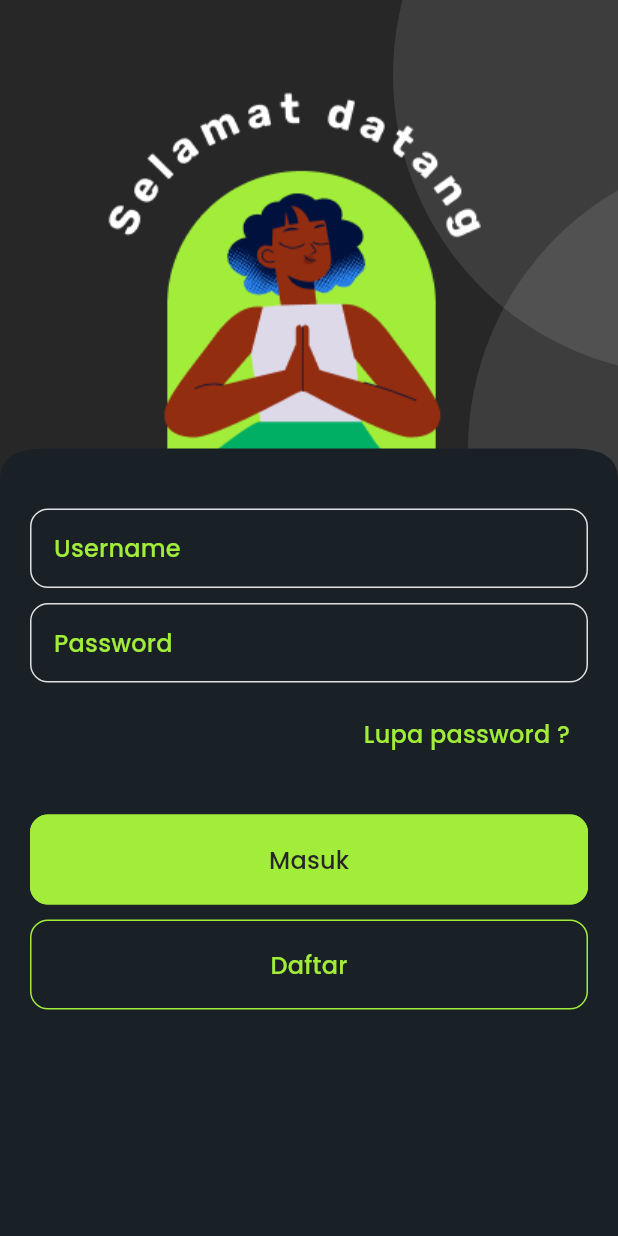
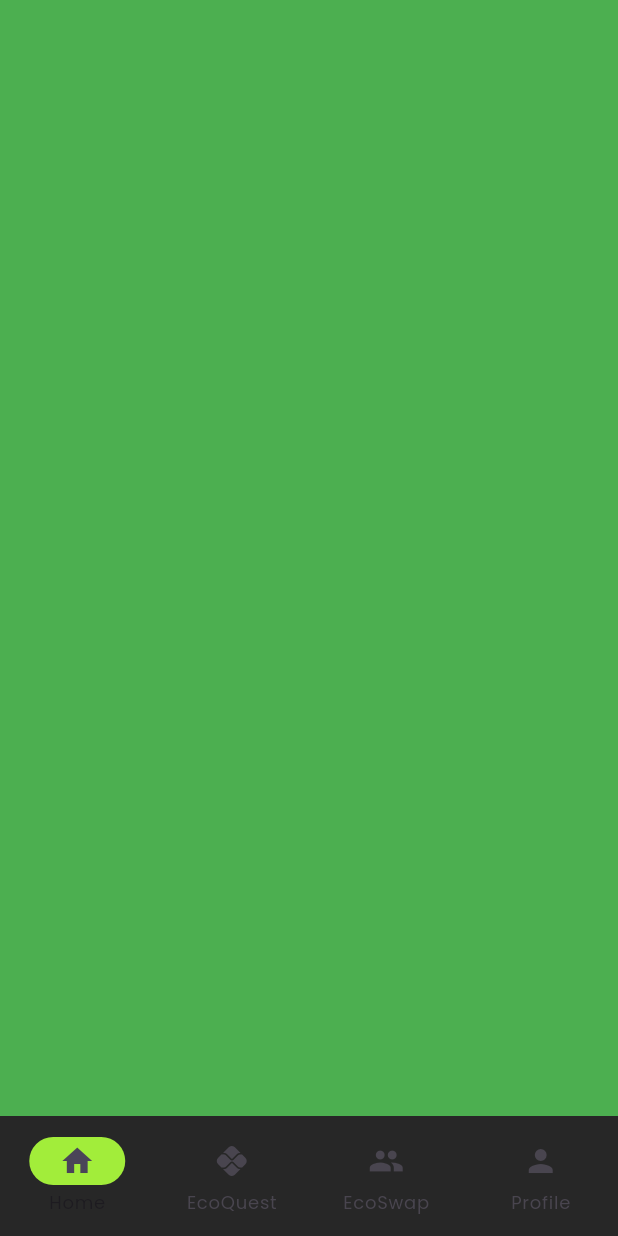
Before and after one commit to alzahfariski/enviroplus, a Flutter app: the AuthenticationView screen opened directly, after a tap on "Masuk", on a phone screen of 412 x 824 dp. Run offline on Flutter 3.47's test engine with Material 3 defaults, Android fonts, the phone set to English and light mode, and no system bars; our stand-ins replace get, get_storage, logger, smooth_page_indicator; accounts and stored records are empty; project files that could hold a hidden picture were left out.

Commit message:
new page: add home page

```diff
--- a/lib/app.dart
+++ b/lib/app.dart
@@ -1,6 +1,6 @@
 import 'package:enviroplus/app/modules/authentication/views/onboarding_view.dart';
 import 'package:flutter/material.dart';
-import 'package:get/get_navigation/src/root/get_material_app.dart';
+import 'package:get/get.dart';
 import 'package:enviroplus/utils/constants/text_strings.dart';
 import 'package:enviroplus/utils/theme/theme.dart';
 
@@ -16,6 +16,8 @@ class App extends StatelessWidget {
       darkTheme: TAppTheme.darkTheme,
       debugShowCheckedModeBanner: false,
       // initialBinding: GeneralBindings(),
+      defaultTransition: Transition.rightToLeftWithFade,
+      transitionDuration: const Duration(milliseconds: 300),
       home: const OnBoardingView(),
     );
   }
--- a/lib/app/modules/authentication/views/authentication_view.dart
+++ b/lib/app/modules/authentication/views/authentication_view.dart
@@ -1,17 +1,22 @@
 import 'package:enviroplus/app/data/common/custom_shape/header_container.dart';
 import 'package:enviroplus/app/data/common/appbar/appbar.dart';
-import 'package:enviroplus/utils/constants/colors.dart';
+import 'package:enviroplus/app/modules/authentication/controllers/authentication_controller.dart';
+import 'package:enviroplus/app/modules/authentication/views/widgets/authentication_widget/login_form_widget.dart';
+import 'package:enviroplus/app/modules/authentication/views/widgets/authentication_widget/register_form_widget.dart';
 import 'package:enviroplus/utils/constants/image_strings.dart';
 import 'package:flutter/material.dart';
+import 'package:get/get.dart';
 
-class AuthenticationView extends StatelessWidget {
-  const AuthenticationView({super.key});
+class AuthenticationView extends GetView<AuthenticationController> {
+  AuthenticationView({super.key});
 
+  final logController = Get.put(AuthenticationController());
   @override
   Widget build(BuildContext context) {
     return Scaffold(
       body: SingleChildScrollView(
-        child: Column(
+        child: Obx(
+          () => Column(
             children: [
               TPrimaryHeaderContainer(
                 child: Column(
@@ -21,96 +26,22 @@ class AuthenticationView extends StatelessWidget {
                       title: Container(),
                       action: Container(),
                     ),
-                  const Padding(
-                    padding: EdgeInsets.only(bottom: 10),
+                    Padding(
+                      padding: const EdgeInsets.only(bottom: 10),
                       child: Image(
-                      image: AssetImage(TImages.loginImage),
+                        image: AssetImage(logController.isLogin.value == true
+                            ? TImages.loginImage
+                            : TImages.registerImage),
                       ),
                     ),
                   ],
                 ),
               ),
-            Padding(
-              padding: const EdgeInsets.all(20),
-              child: Column(
-                crossAxisAlignment: CrossAxisAlignment.end,
-                children: [
-                  TextField(
-                    decoration: InputDecoration(
-                      label: Text(
-                        'Username',
-                        style:
-                            Theme.of(context).textTheme.titleMedium!.copyWith(
-                                  color: TColors.primary,
-                                ),
-                      ),
-                    ),
-                  ),
-                  const SizedBox(
-                    height: 10,
-                  ),
-                  TextField(
-                    decoration: InputDecoration(
-                      label: Text(
-                        'Password',
-                        style:
-                            Theme.of(context).textTheme.titleMedium!.copyWith(
-                                  color: TColors.primary,
-                                ),
-                      ),
-                    ),
-                  ),
-                  const SizedBox(
-                    height: 10,
-                  ),
-                  TextButton(
-                    onPressed: () {},
-                    child: Text(
-                      'Lupa password ?',
-                      style: Theme.of(context).textTheme.titleMedium!.copyWith(
-                            color: TColors.primary,
-                          ),
-                    ),
-                  ),
-                  const SizedBox(
-                    height: 30,
-                  ),
-                  SizedBox(
-                    width: double.infinity,
-                    child: ElevatedButton(
-                      onPressed: () {},
-                      child: Text(
-                        'Masuk',
-                        style:
-                            Theme.of(context).textTheme.titleMedium!.copyWith(
-                                  color: TColors.dark,
-                                ),
-                      ),
-                    ),
-                  ),
-                  const SizedBox(
-                    height: 10,
-                  ),
-                  SizedBox(
-                    width: double.infinity,
-                    child: ElevatedButton(
-                      style: ElevatedButton.styleFrom(
-                        backgroundColor: Colors.transparent,
-                      ),
-                      onPressed: () {},
-                      child: Text(
-                        'Daftar',
-                        style:
-                            Theme.of(context).textTheme.titleMedium!.copyWith(
-                                  color: TColors.primary,
-                                ),
-                      ),
-                    ),
-                  ),
+              logController.isLogin.value == true
+                  ? LoginFormWidget()
+                  : RegisterFormWidget(),
             ],
           ),
-            ),
-          ],
         ),
       ),
     );
--- /dev/null
+++ b/lib/app/modules/authentication/views/widgets/authentication_widget/login_form_widget.dart
@@ -0,0 +1,124 @@
+import 'package:enviroplus/app/modules/authentication/controllers/authentication_controller.dart';
+import 'package:enviroplus/navigation_menu.dart';
+import 'package:enviroplus/utils/constants/colors.dart';
+import 'package:flutter/material.dart';
+import 'package:get/get.dart';
+
+class LoginFormWidget extends StatelessWidget {
+  LoginFormWidget({
+    super.key,
+  });
+  final AuthenticationController authController = Get.find();
+
+  @override
+  Widget build(BuildContext context) {
+    return Padding(
+      padding: const EdgeInsets.all(20),
+      child: Column(
+        crossAxisAlignment: CrossAxisAlignment.end,
+        children: [
+          TextField(
+            decoration: InputDecoration(
+              focusedBorder: OutlineInputBorder(
+                borderRadius: BorderRadius.circular(10),
+                borderSide: const BorderSide(
+                  width: 1,
+                  color: TColors.primary,
+                ),
+              ),
+              enabledBorder: OutlineInputBorder(
+                borderRadius: BorderRadius.circular(10),
+                borderSide: const BorderSide(
+                  width: 1,
+                  color: TColors.primary,
+                ),
+              ),
+              label: Text(
+                'Username',
+                style: Theme.of(context).textTheme.bodyLarge!.copyWith(
+                      color: TColors.white,
+                    ),
+              ),
+            ),
+          ),
+          const SizedBox(
+            height: 10,
+          ),
+          TextField(
+            decoration: InputDecoration(
+              focusedBorder: OutlineInputBorder(
+                borderRadius: BorderRadius.circular(10),
+                borderSide: const BorderSide(
+                  width: 1,
+                  color: TColors.primary,
+                ),
+              ),
+              enabledBorder: OutlineInputBorder(
+                borderRadius: BorderRadius.circular(10),
+                borderSide: const BorderSide(
+                  width: 1,
+                  color: TColors.primary,
+                ),
+              ),
+              label: Text(
+                'Password',
+                style: Theme.of(context).textTheme.bodyLarge!.copyWith(
+                      color: TColors.white,
+                    ),
+              ),
+            ),
+          ),
+          const SizedBox(
+            height: 10,
+          ),
+          TextButton(
+            onPressed: () {},
+            child: Text(
+              'Lupa password ?',
+              style: Theme.of(context).textTheme.titleMedium!.copyWith(
+                    color: TColors.white,
+                  ),
+            ),
+          ),
+          const SizedBox(
+            height: 30,
+          ),
+          SizedBox(
+            width: double.infinity,
+            child: ElevatedButton(
+              onPressed: () {
+                Get.to(() => const NavigationMenu());
+              },
+              child: Text(
+                'Masuk',
+                style: Theme.of(context).textTheme.titleMedium!.copyWith(
+                      color: TColors.dark,
+                    ),
+              ),
+            ),
+          ),
+          const SizedBox(
+            height: 10,
+          ),
+          SizedBox(
+            width: double.infinity,
+            child: ElevatedButton(
+              style: ElevatedButton.styleFrom(
+                backgroundColor: Colors.transparent,
+              ),
+              onPressed: () {
+                authController.register();
+              },
+              child: Text(
+                'Daftar',
+                style: Theme.of(context).textTheme.titleMedium!.copyWith(
+                      color: TColors.primary,
+                    ),
+              ),
+            ),
+          ),
+        ],
+      ),
+    );
+  }
+}
--- a/lib/app/modules/authentication/views/widgets/onboarding_next_button.dart
+++ b/lib/app/modules/authentication/views/widgets/onboarding_widget/onboarding_next_button.dart
@@ -20,7 +20,7 @@ class OnBoardingNextButton extends StatelessWidget {
         final controller = Get.find<OnBoardingController>();
         return ElevatedButton(
           onPressed: () => controller.isLastPage.value
-              ? Get.off(const AuthenticationView())
+              ? Get.off(AuthenticationView())
               : controller.nextPage(),
           style: ElevatedButton.styleFrom(
             shape: const CircleBorder(side: BorderSide.none),
--- /dev/null
+++ b/lib/navigation_menu.dart
@@ -0,0 +1,52 @@
+import 'package:enviroplus/utils/constants/colors.dart';
+import 'package:flutter/material.dart';
+import 'package:get/get.dart';
+
+class NavigationMenu extends StatelessWidget {
+  const NavigationMenu({super.key});
+
+  @override
+  Widget build(BuildContext context) {
+    final controller = Get.put(NavigationController());
+
+    return Scaffold(
+      bottomNavigationBar: Obx(
+        () => NavigationBar(
+          height: 80,
+          elevation: 0,
+          selectedIndex: controller.selectedIndex.value,
+          backgroundColor: TColors.dark,
+          indicatorColor: TColors.primary,
+          onDestinationSelected: (value) =>
+              controller.selectedIndex.value = value,
+          destinations: const [
+            NavigationDestination(icon: Icon(Icons.home), label: 'Home'),
+            NavigationDestination(
+                icon: Icon(Icons.pix_outlined), label: 'EcoQuest'),
+            NavigationDestination(icon: Icon(Icons.group), label: 'EcoSwap'),
+            NavigationDestination(icon: Icon(Icons.person), label: 'Profile'),
+          ],
+        ),
+      ),
+      body: Obx(() => controller.screens[controller.selectedIndex.value]),
+    );
+  }
+}
+
+class NavigationController extends GetxController {
+  final RxInt selectedIndex = 0.obs;
+  final screens = [
+    Container(
+      color: Colors.green,
+    ),
+    Container(
+      color: Colors.purple,
+    ),
+    Container(
+      color: Colors.orange,
+    ),
+    Container(
+      color: Colors.blue,
+    ),
+  ];
+}
--- a/lib/utils/constants/image_strings.dart
+++ b/lib/utils/constants/image_strings.dart
@@ -69,6 +69,10 @@ class TImages {
   // -- Authentication
   static const String loginImage =
       "assets/images/authentication_image/login.png";
+  static const String registerImage =
+      "assets/images/authentication_image/register.png";
+  static const String verifyImage =
+      "assets/images/authentication_image/verify.png";
 
   // -- Products
   static const String productImage1 = "assets/images/products/nike-shoes.png";
```
Also changed, not shown: lib/app/modules/authentication/controllers/authentication_controller.dart (added, +11 -0 lines), lib/app/modules/authentication/views/onboarding_view.dart (+4 -4 lines), lib/app/modules/authentication/views/verify_email_view.dart (added, +77 -0 lines), lib/app/modules/authentication/views/widgets/authentication_widget/register_form_widget.dart (added, +139 -0 lines), assets/images/authentication_image/register.png (added), assets/images/authentication_image/verify.png (added), lib/app/modules/authentication/views/widgets/onboarding_widget/onboarding_dot_navigation.dart (renamed from lib/app/modules/authentication/views/widgets/onboarding_dot_navigation.dart), lib/app/modules/authentication/views/widgets/onboarding_widget/onboarding_page.dart (renamed from lib/app/modules/authentication/views/widgets/onboarding_page.dart), lib/app/modules/authentication/views/widgets/onboarding_widget/onboarding_skip.dart (renamed from lib/app/modules/authentication/views/widgets/onboarding_skip.dart). Lines whose indentation alone changed are shown as unchanged.
